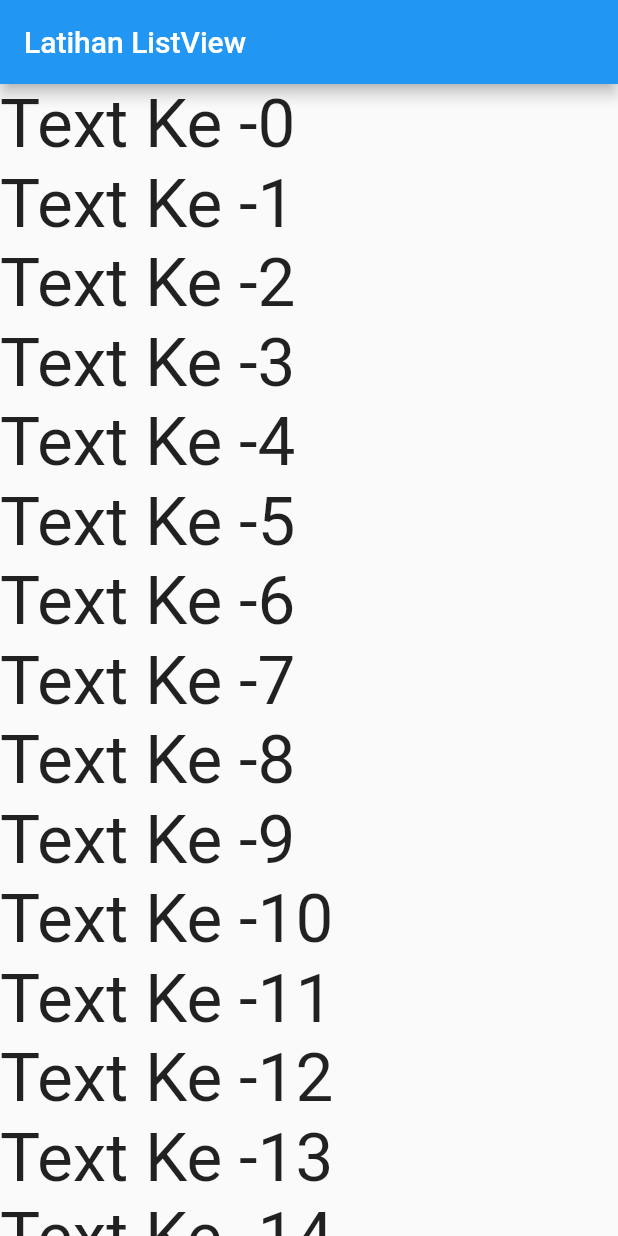
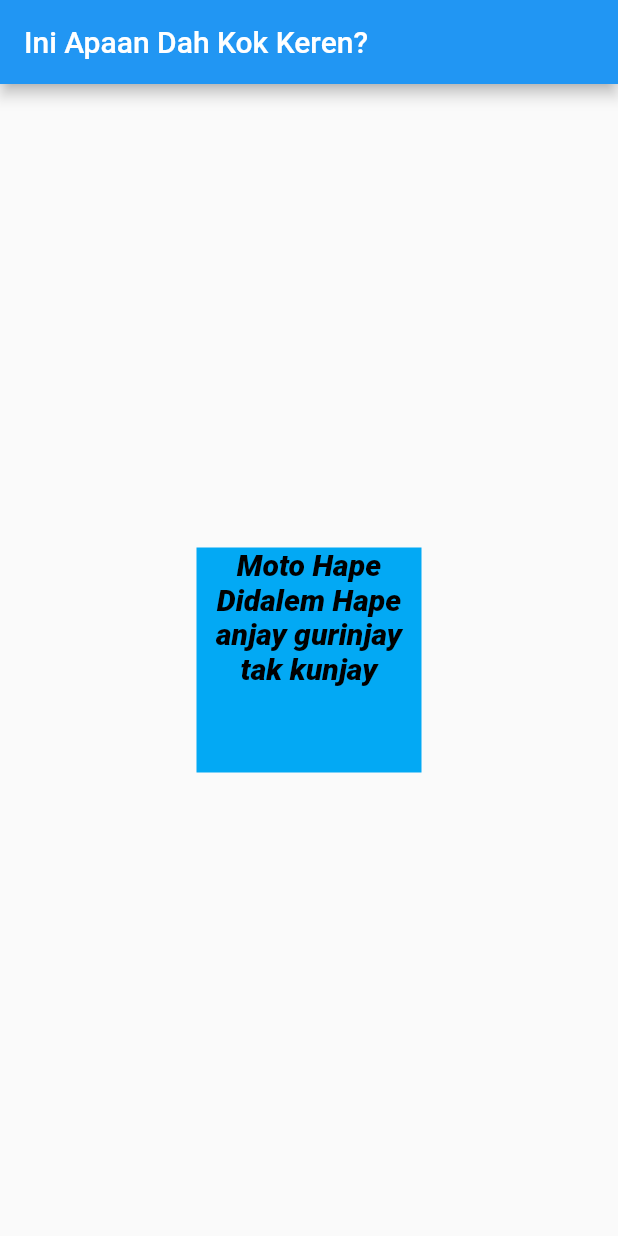
Before and after one commit to Rychhhh/flutter-docs-rayhan, a Flutter app: the screen it shows after launch, on a phone screen of 412 x 824 dp. Run offline on Flutter 3.47's test engine with Material 2 defaults, Android fonts, the phone set to English and light mode, and no system bars.

Commit message:
update docs

```diff
--- /dev/null
+++ b/lib/list_view.dart
@@ -0,0 +1,41 @@
+// ---------------------------- Video 12 ( List View )
+
+import 'package:flutter/material.dart';
+
+void main() {
+  runApp(const MyApp());
+}
+
+class MyApp extends StatefulWidget {
+  const MyApp({Key? key}) : super(key: key);
+
+  @override
+  State<MyApp> createState() => _MyAppState();
+}
+
+class _MyAppState extends State<MyApp> {
+  List<Widget> widgets = [];
+
+  _MyAppState() {
+    for (int i = 0; i < 16; i++) {
+      widgets.add(Text(
+        "Text Ke -" + i.toString(),
+        style: TextStyle(fontSize: 45),
+      ));
+    }
+  }
+
+  @override
+  Widget build(BuildContext context) {
+    return MaterialApp(
+      home: Scaffold(
+        appBar: AppBar(
+          title: Text("Latihan ListView"),
+        ),
+        body: ListView(
+          children: widgets,
+        ),
+      ),
+    );
+  }
+}
--- a/lib/main.dart
+++ b/lib/main.dart
@@ -1,3 +1,5 @@
+import 'dart:math';
+
 import 'package:flutter/material.dart';
 
 void main() {
@@ -8,224 +10,29 @@ void main() {
 // Basic dasar komponen dart ( MaterialApp, Scafold, appBar, Body, center, container )
 // Styling
 
-// class MyApp extends StatelessWidget {
-//   const MyApp({Key? key}) : super(key: key);
-//   @override
-//   Widget build(BuildContext context) {
-//     return MaterialApp(
-//         home: Scaffold(
-//       appBar: AppBar(title: const Text('Ini Apaan Dah Kok Keren?')),
-//       body: Center(
-//           child: Container(
-//               color: Colors.lightBlue,
-//               width: 150,
-//               height: 150,
-//               child: Text(
-//                 'Moto Hape Didalem Hape anjay gurinjay tak kunjay',
-//                 style: TextStyle(
-//                   color: Colors.black,
-//                   fontWeight: FontWeight.w800,
-//                   fontSize: 20,
-//                   fontStyle: FontStyle.italic,
-//                 ),
-//                 textAlign: TextAlign.center,
-//                 overflow: TextOverflow.clip, // text overflow
-//               ))),
-//     ));
-//   }
-// }
-
-// ----------------------------- Video 7 ( Column/Row Widget )
-// - Column
-// - Row
-
-// class MyApp extends StatelessWidget {
-//   const MyApp({Key? key}) : super(key: key);
-
-//   @override
-//   Widget build(BuildContext context) {
-//     return MaterialApp(
-//         home: Scaffold(
-//       appBar: AppBar(title: Text("Column And Row")),
-//       body: Row(
-//         mainAxisAlignment: MainAxisAlignment.center,
-//         crossAxisAlignment: CrossAxisAlignment.start,
-//         children: [
-//           Text('Text 1'),
-//           Text("Text 2"),
-//           Text("Text 3"),
-//           Column(
-//             children: [Text("Text 4"), Text("Text 5"), Text("Text 6")],
-//           )
-//         ],
-//       ),
-//     ));
-//   }
-// }
-
-// -------------------------- Video 8 ( Container Widget )
-// Margin Padding
-// Decoration - gradient
-
-// class MyApp extends StatelessWidget {
-//   const MyApp({Key? key}) : super(key: key);
-
-//   @override
-//   Widget build(BuildContext context) {
-//     return MaterialApp(
-//         home: Scaffold(
-//             appBar: AppBar(title: Text("Latihan Container")),
-//             body: Container(
-//                 color: Colors.red,
-//                 margin: EdgeInsets.all(10),
-//                 padding: EdgeInsets.fromLTRB(10, 30, 10, 30),
-//                 child: Container(
-//                   decoration: BoxDecoration(
-//                       gradient: LinearGradient(
-//                           begin: Alignment.topLeft,
-//                           end: Alignment.bottomRight,
-//                           colors: <Color>[Colors.amber, Colors.blue])),
-//                 ))));
-//   }
-// }
-
-// ----------------------------- Video 9 ( Stateless & Statefull Widget )
-//  Stateless = State yang bersifat static atau tidak berubah2
-//  Statefull = State yang bersifat dinamis atau bisa diubah2
-
-// class MyApp extends StatefulWidget {
-//   const MyApp({Key? key}) : super(key: key);
-
-//   @override
-//   State<MyApp> createState() => MyAppState();
-// }
-
-// class MyAppState extends State<MyApp> {
-//   int number = 0;
-
-//   void tekanTombol() {
-//     setState(() {
-//       number = number + 1;
-//     });
-//   }
-
-//   void tombolKurang() {
-//     setState(() {
-//       number = number - 1;
-//     });
-//   }
-
-//   @override
-//   Widget build(BuildContext context) {
-//     return MaterialApp(
-//         home: Scaffold(
-//       appBar: AppBar(title: Text("Statefull Widget ( Dinamis App )")),
-//       body: Container(
-//         color: Color.fromARGB(255, 50, 175, 115),
-//         alignment: Alignment.center,
-//         padding: EdgeInsets.only(top: 20),
-//         child: Column(mainAxisAlignment: MainAxisAlignment.center, children: [
-//           Text(number.toString(),
-//               style: TextStyle(
-//                   color: Colors.white,
-//                   fontWeight: FontWeight.bold,
-//                   fontSize: 40 + number.toDouble())),
-//           ElevatedButton(
-//             child: Text("Tambah Bilangan"),
-//             onPressed: tekanTombol,
-//           ),
-//           ElevatedButton(onPressed: tombolKurang, child: Text("Tombol Kurang"))
-//         ]),
-//       ),
-//     ));
-//   }
-// }
-
-// ------------------------- Video 10 ( Anonymous Method )
-// Tujuan : mempersingkat kinerja function dan juga hny digunakan 1x saja
-
-// class MyApp extends StatefulWidget {
-//   const MyApp({Key? key}) : super(key: key);
-
-//   @override
-//   State<MyApp> createState() => _MyAppState();
-// }
-
-// class _MyAppState extends State<MyApp> {
-//   String message = 'ini adalah text';
-
-//   void tekanTombol() {
-//     setState(() {
-//       message = 'Tombol Telah Ditekan';
-//     });
-//   }
-
-//   @override
-//   Widget build(BuildContext context) {
-//     return MaterialApp(
-//         home: Scaffold(
-//       appBar: AppBar(
-//         title: Text("Anonymous Method"),
-//       ),
-//       body: Center(
-//           child: Column(
-//         mainAxisAlignment: MainAxisAlignment.center,
-//         children: [
-//           Text(
-//             message,
-//             style: TextStyle(
-//                 fontSize: 40,
-//                 fontWeight: FontWeight.bold,
-//                 fontStyle: FontStyle.italic),
-//           ),
-//           ElevatedButton(
-//               onPressed: () {
-//                 setState(() {
-//                   message = 'tombol telah ditekan';
-//                 });
-//               },
-//               child: Text(
-//                 "Silakan Tekan Tombol",
-//                 style: TextStyle(color: Colors.white),
-//               ))
-//         ],
-//       )),
-//     ));
-//   }
-// }\
-
-// ---------------------------- Video 12 ( List View )
-
-class MyApp extends StatefulWidget {
+class MyApp extends StatelessWidget {
   const MyApp({Key? key}) : super(key: key);
-
-  @override
-  State<MyApp> createState() => _MyAppState();
-}
-
-class _MyAppState extends State<MyApp> {
-  List<Widget> widgets = [];
-
-  _MyAppState() {
-    for (int i = 0; i < 16; i++) {
-      widgets.add(Text(
-        "Text Ke -" + i.toString(),
-        style: TextStyle(fontSize: 45),
-      ));
-    }
-  }
-
   @override
   Widget build(BuildContext context) {
     return MaterialApp(
-      home: Scaffold(
-        appBar: AppBar(
-          title: Text("Latihan ListView"),
-        ),
-        body: ListView(
-          children: widgets,
-        ),
-      ),
-    );
+        home: Scaffold(
+      appBar: AppBar(title: const Text('Ini Apaan Dah Kok Keren?')),
+      body: Center(
+          child: Container(
+              color: Colors.lightBlue,
+              width: 150,
+              height: 150,
+              child: Text(
+                'Moto Hape Didalem Hape anjay gurinjay tak kunjay',
+                style: TextStyle(
+                  color: Colors.black,
+                  fontWeight: FontWeight.w800,
+                  fontSize: 20,
+                  fontStyle: FontStyle.italic,
+                ),
+                textAlign: TextAlign.center,
+                overflow: TextOverflow.clip, // text overflow
+              ))),
+    ));
   }
 }
```
Also changed, not shown: lib/animation/animated_contained.dart (added, +46 -0 lines), lib/anonymous.dart (added, +58 -0 lines), lib/column.dart (added, +33 -0 lines), lib/margin_padding.dart (added, +31 -0 lines), lib/statefull_and_less.dart (added, +57 -0 lines).
